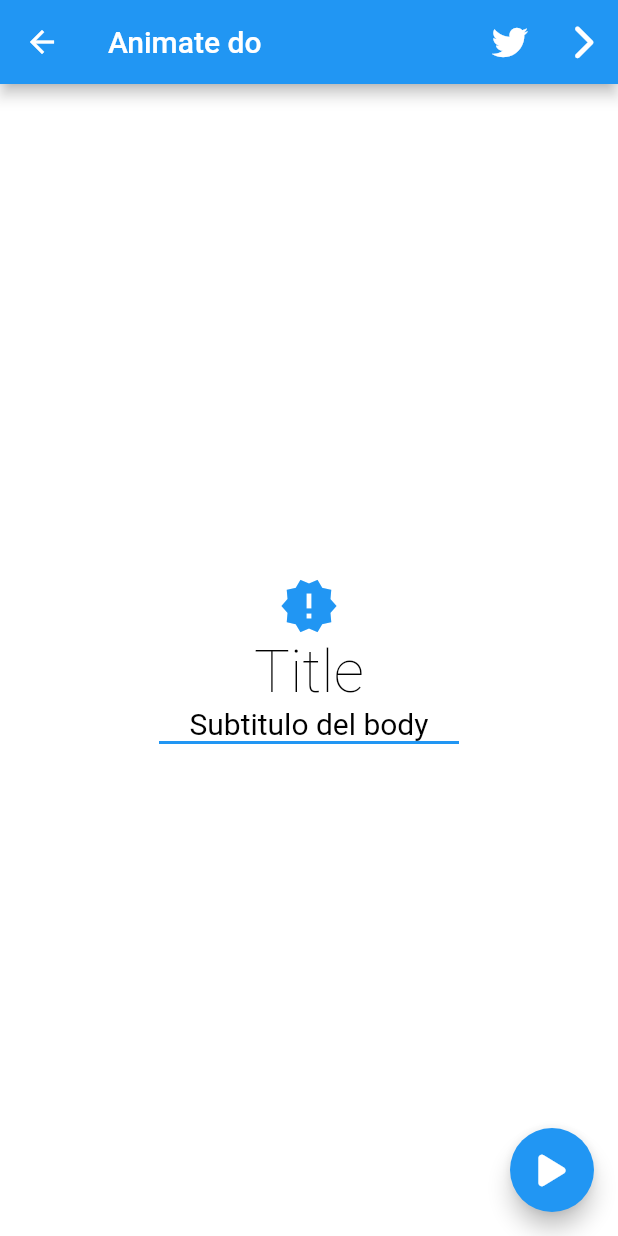
After one commit to matiasbaez/flutter-designs, a Flutter app: the AnimateDoScreen screen opened by its route, on a phone screen of 412 x 824 dp. The commit adds this screen. Run offline on Flutter 3.47's test engine with Material 2 defaults, Android fonts, the phone set to English and light mode, and no system bars; our stand-ins replace animate_do, flutter_svg, font_awesome_flutter.

Commit message:
Added, animated do page

```diff
--- a/lib/main.dart
+++ b/lib/main.dart
@@ -28,6 +28,7 @@ class MyApp extends StatelessWidget {
         'basic_design'    : ( _ ) => const BasicDesignScreen(),
         'sliver_list'     : ( _ ) => const SliverListScreen(),
         'animations'      : ( _ ) => const AnimationsScreen(),
+        'animate_do'      : ( _ ) => const AnimateDoScreen(),
         'slideshows'      : ( _ ) => const SlideShowScreen(),
         'emergency'       : ( _ ) => const EmergencyScreen(),
         'pinterest'       : ( _ ) => const PinterestScreen(),
--- /dev/null
+++ b/lib/screens/animate_do_screen.dart
@@ -0,0 +1,78 @@
+
+import 'package:animate_do/animate_do.dart';
+import 'package:designs/screens/home_screen.dart';
+import 'package:flutter/cupertino.dart';
+import 'package:flutter/material.dart';
+
+import 'package:font_awesome_flutter/font_awesome_flutter.dart';
+
+class AnimateDoScreen extends StatelessWidget {
+  const AnimateDoScreen({ Key? key }) : super(key: key);
+
+  @override
+  Widget build(BuildContext context){
+    return Scaffold(
+      backgroundColor: Colors.white,
+
+      appBar: AppBar(
+        title: const Text('Animate do'),
+        backgroundColor: Colors.blue,
+        actions: [
+
+          IconButton(
+            onPressed: () {},
+            icon: const FaIcon( FontAwesomeIcons.twitter )
+          ),
+
+          IconButton(
+            onPressed: () {
+              Navigator.push(context, CupertinoPageRoute(
+                builder: (context) => const HomeScreen()
+              ));
+            },
+            icon: const FaIcon( FontAwesomeIcons.chevronRight )
+          )
+        ],
+      ),
+
+      body: Center(
+        child: Column(
+          mainAxisAlignment: MainAxisAlignment.center,
+          children: <Widget>[
+            ElasticIn(
+              delay: const Duration( milliseconds: 1100 ),
+              child: const Icon( Icons.new_releases, color: Colors.blue, size: 40 )
+            ),
+
+            FadeInDown(
+              delay: const Duration( milliseconds: 250 ),
+              child: const Text('Title', style: TextStyle( fontSize: 40, fontWeight: FontWeight.w200, color: Colors.black ) )
+            ),
+
+            FadeInDown(
+              delay: const Duration( milliseconds: 800 ),
+              child: const Text('Subtitulo del body', style: TextStyle( fontSize: 20, fontWeight: FontWeight.w400, color: Colors.black ) )
+            ),
+
+            FadeInLeft(
+              delay: const Duration( milliseconds: 1100 ),
+              child: Container(
+                width: 200,
+                height: 2,
+                color: Colors.blue,
+              ),
+            ),
+          ],
+        ),
+      ),
+
+      floatingActionButton: ElasticInRight(
+        child: FloatingActionButton(
+          onPressed: () {},
+          backgroundColor: Colors.blue,
+          child: const FaIcon( FontAwesomeIcons.play, color: Colors.white ),
+        ),
+      ),
+    );
+  }
+}
--- a/lib/screens/home_screen.dart
+++ b/lib/screens/home_screen.dart
@@ -101,6 +101,10 @@ class _HomeDrawer extends StatelessWidget {
             title: const Text('Sliver List'),
             onTap: () => Navigator.pushNamed(context, 'sliver_list'),
           ),
+          ListTile(
+            title: const Text('Animate do'),
+            onTap: () => Navigator.pushNamed(context, 'animate_do'),
+          ),
         ],
       ),
     );
--- a/lib/screens/screens.dart
+++ b/lib/screens/screens.dart
@@ -3,6 +3,7 @@ export 'package:designs/screens/animated_square_screen.dart';
 export 'package:designs/screens/circle_graphs_screen.dart';
 export 'package:designs/screens/sliver_list_screen.dart';
 export 'package:designs/screens/animations_screen.dart';
+export 'package:designs/screens/animate_do_screen.dart';
 export 'package:designs/screens/slideshow_screen.dart';
 export 'package:designs/screens/pinterest_screen.dart';
 export 'package:designs/screens/emergency_screen.dart';
```
